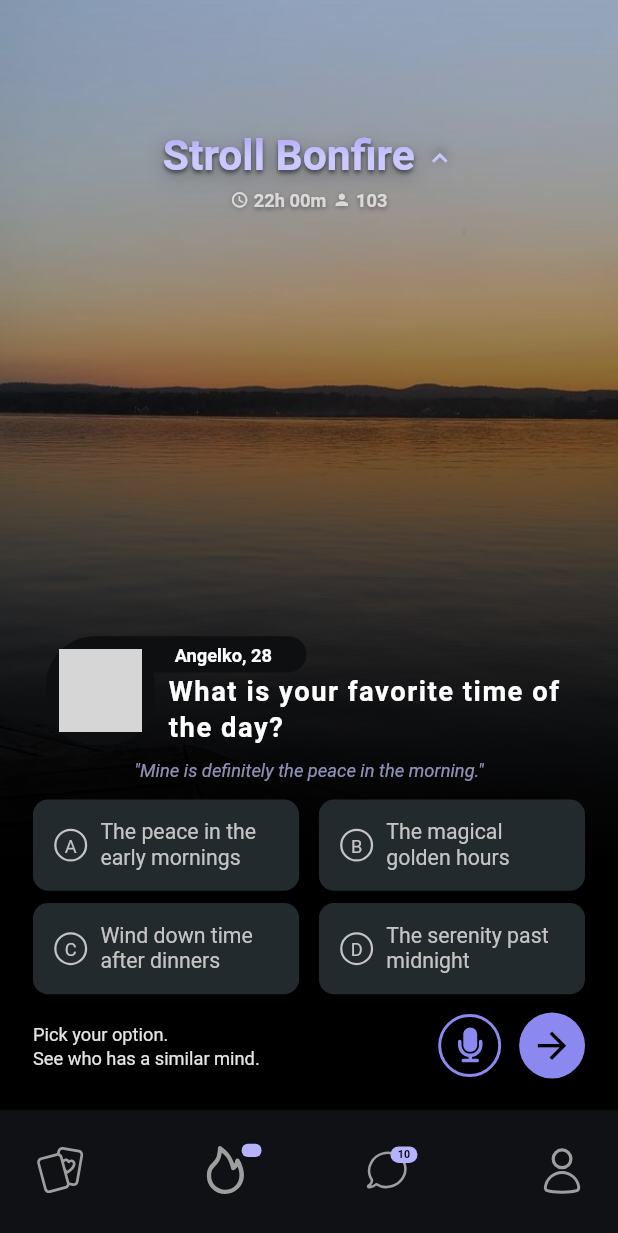
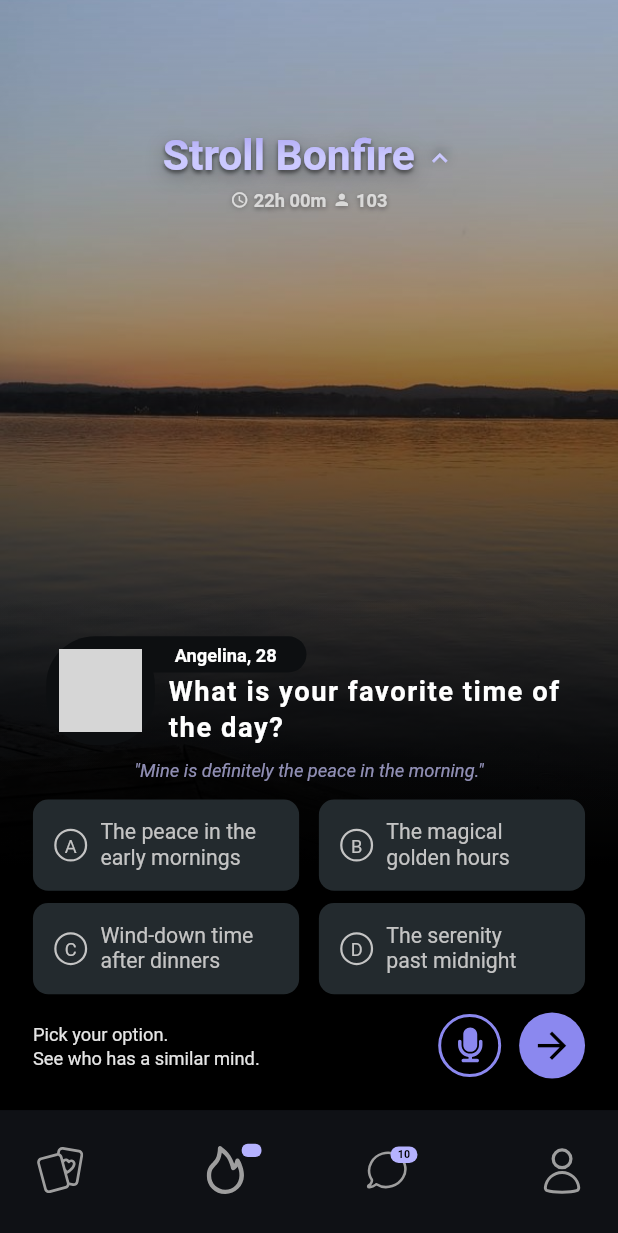
Before and after one commit to EMEDAT/stroll, a Flutter app: the screen it shows after launch, after a tap on "Stroll Bonfire", on a phone screen of 412 x 824 dp. Shown: the top 1233 px of the screen. Run offline on Flutter 3.47's test engine with Material 3 defaults, Android fonts, the light colour scheme and no system bars; our stand-ins replace equatable, flutter_bloc, flutter_screenutil, flutter_svg; Roboto replaces fonts that are missing (Proxima Nova); grey boxes are pictures that could not be loaded.

Commit message:
fix: update user name and question options for clarity; adjust padding in StrollBonfirePage

```diff
--- a/stroll_bonfire/lib/features/stroll/presentation/cubit/stroll_cubit.dart
+++ b/stroll_bonfire/lib/features/stroll/presentation/cubit/stroll_cubit.dart
@@ -20,7 +20,7 @@ class StrollCubit extends Cubit<StrollState> {
       // Mock user data
       const user = User(
         id: '1',
-        name: 'Angelko',
+        name: 'Angelina',
         age: 28,
         profileImageUrl: 'assets/images/profileImage.jpg',
         isOnline: true,
@@ -46,13 +46,13 @@ class StrollCubit extends Cubit<StrollState> {
           ),
           QuestionOption(
             id: '3',
-            text: 'Wind down time\nafter dinners',
+            text: 'Wind-down time\nafter dinners',
             icon: Icons.restaurant_outlined,
             backgroundColor: AppColors.dinnerBg,
           ),
           QuestionOption(
             id: '4',
-            text: 'The serenity past\nmidnight',
+            text: 'The serenity \npast midnight',
             icon: Icons.nightlight_round_outlined,
             backgroundColor: AppColors.midnightBg,
           ),
--- a/stroll_bonfire/lib/features/stroll/presentation/pages/stroll_bonfire_page.dart
+++ b/stroll_bonfire/lib/features/stroll/presentation/pages/stroll_bonfire_page.dart
@@ -161,7 +161,7 @@ class StrollBonfirePage extends StatelessWidget {
                     width: 130.w,
                     padding: EdgeInsets.only(
                       left: 50.w,
-                      right: 16.w,
+                      right: 10.w,
                       top: 4.h,
                       bottom: 4.h
                     ),
```
Also changed, not shown: stroll_bonfire/assets/icons/Timer.png (added), stroll_bonfire/assets/icons/Top-man.png (added).
